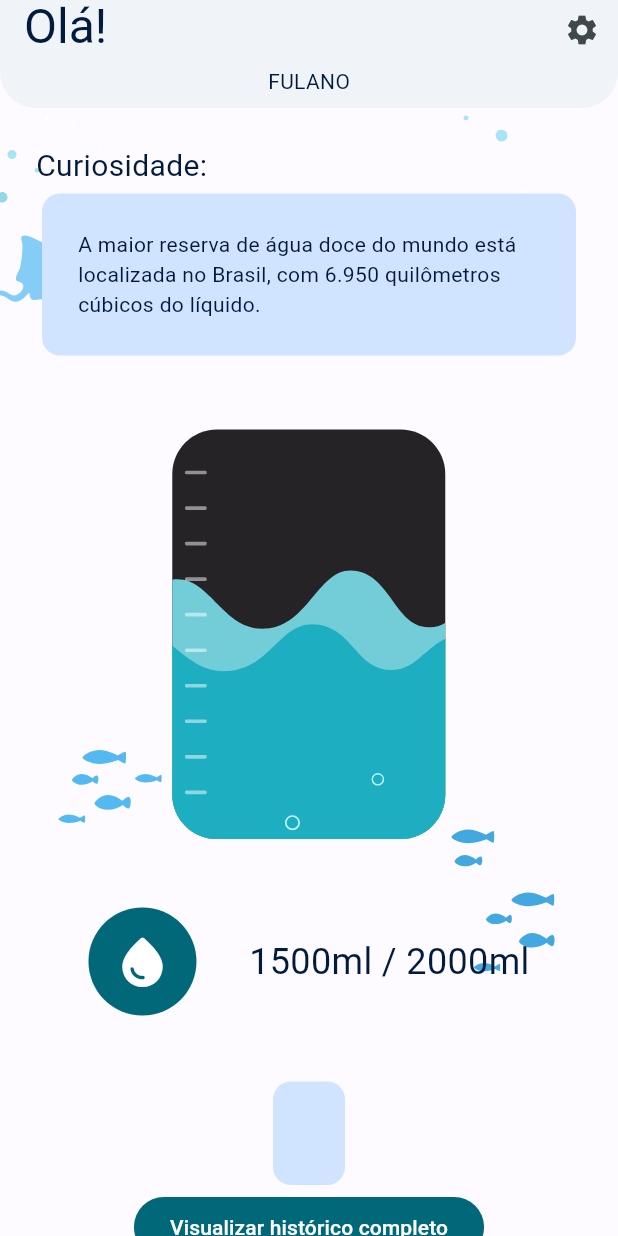
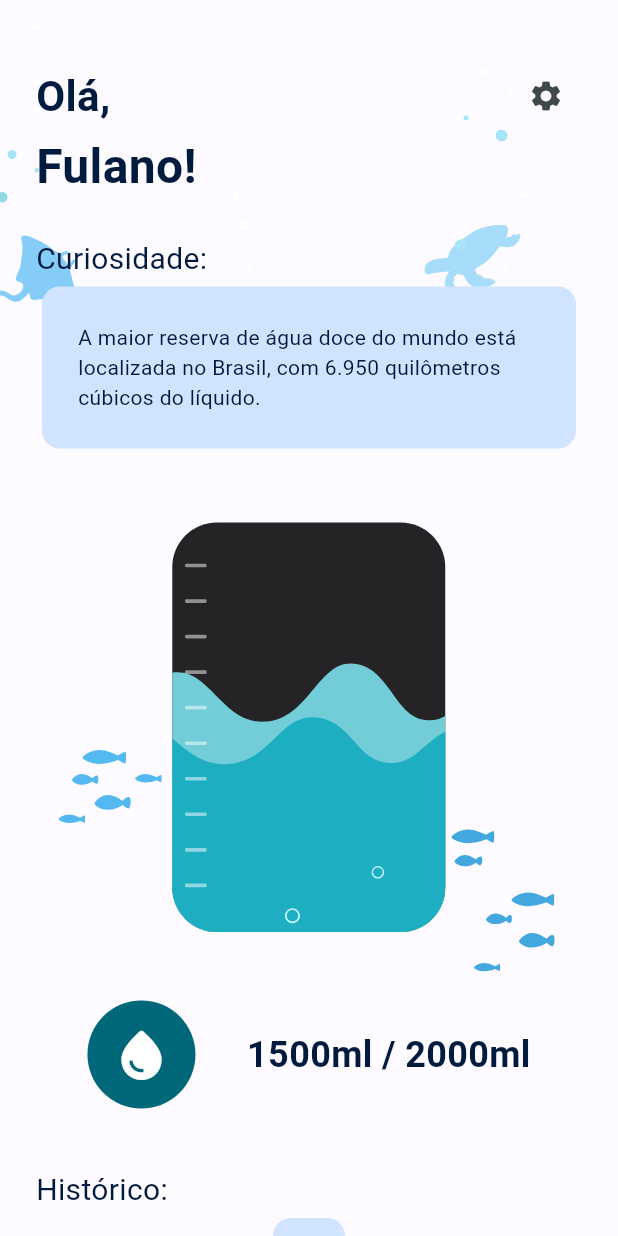
Before and after one commit to MatheusLSantos/waterapp, a Flutter app: the screen it shows after launch, on a phone screen of 412 x 824 dp. Run offline on Flutter 3.47's test engine with Material 2 defaults, Android fonts, the light colour scheme and no system bars; our stand-ins replace lottie.

Commit message:
change home screen

```diff
--- a/lib/home_screen.dart
+++ b/lib/home_screen.dart
@@ -26,31 +26,28 @@ class _HomeScreenState extends State<HomeScreen> {
         Scaffold(
             extendBodyBehindAppBar: false,
             backgroundColor: Colors.transparent,
-            appBar: AppBar(
-              backgroundColor: Theme.of(context).colorScheme.background,
-              elevation: 1,
-              forceMaterialTransparency: false,
-              title: Text("Olá!", style: TextStyle(fontSize: 32),),
-              bottom: PreferredSize(preferredSize: Size.fromHeight(16), child: Padding(
-                padding: const EdgeInsets.all(8.0),
-                child: Text("FULANO"),
-              )),
-              shape: const RoundedRectangleBorder(
-                  borderRadius: BorderRadius.only(
-                      bottomLeft: Radius.circular(24),
-                    bottomRight: Radius.circular(24)
-                  )
-              ),
-              actions: [
-                IconButton(onPressed: (){
-                  Navigator.push(context, MaterialPageRoute(builder: (context) =>SettingsScreen()));
-                }, icon: Icon(Icons.settings))
-              ],
-            ),
+
             body: SingleChildScrollView(
-              padding: EdgeInsets.all(24),
+              padding: EdgeInsets.fromLTRB(24, 40, 24, 24),
               child: Column(
                 children: [
+                  Container(
+                    child: Row(
+                      children: [
+                        Text("Olá,",style: TextStyle(fontSize: 28,fontWeight: FontWeight.bold),),
+                        Spacer(),
+                        IconButton(onPressed: (){
+                          Navigator.push(context, MaterialPageRoute(builder: (context) =>SettingsScreen()));
+                        }, icon: Icon(Icons.settings)),
+                      ],
+                    ),
+                  ),
+                  Container(
+                    child: Align(
+                      alignment: Alignment.centerLeft,
+                        child: Text("Fulano!", style: TextStyle(fontSize: 32,fontWeight: FontWeight.bold),)),
+                  ),
+                  const SizedBox(height: 24),
                   Row(
                     children: [
                       Text('Curiosidade:',
@@ -90,13 +87,21 @@ class _HomeScreenState extends State<HomeScreen> {
                                   ' / '
                                   '2000'
                                   'ml',
-                              style: TextStyle(fontSize: 24),
+                              style: TextStyle(fontSize: 24,fontWeight: FontWeight.bold),
                             ),
                           )
                         ],
                       ),
                       SizedBox(
                         height: 40,
+                      ),
+                      Row(
+                        children: [
+                          Text('Histórico:',
+                            style: TextStyle(
+                                fontSize: 20
+                            ),),
+                        ],
                       ),
                       Card(
                           elevation: 0,
```
